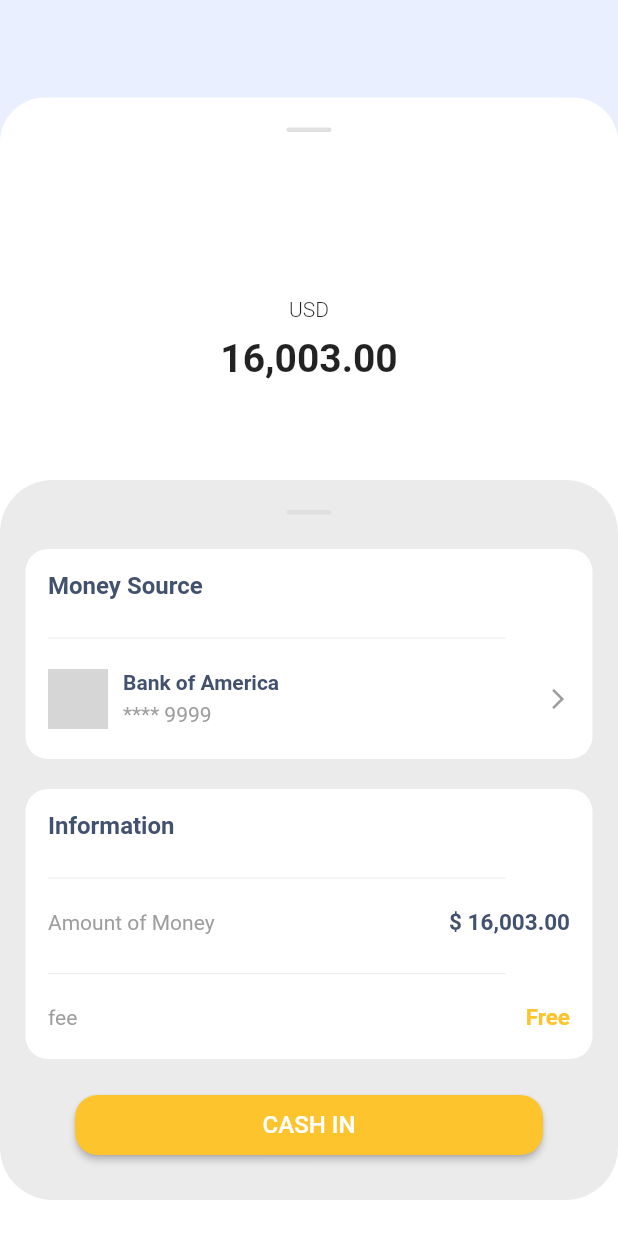
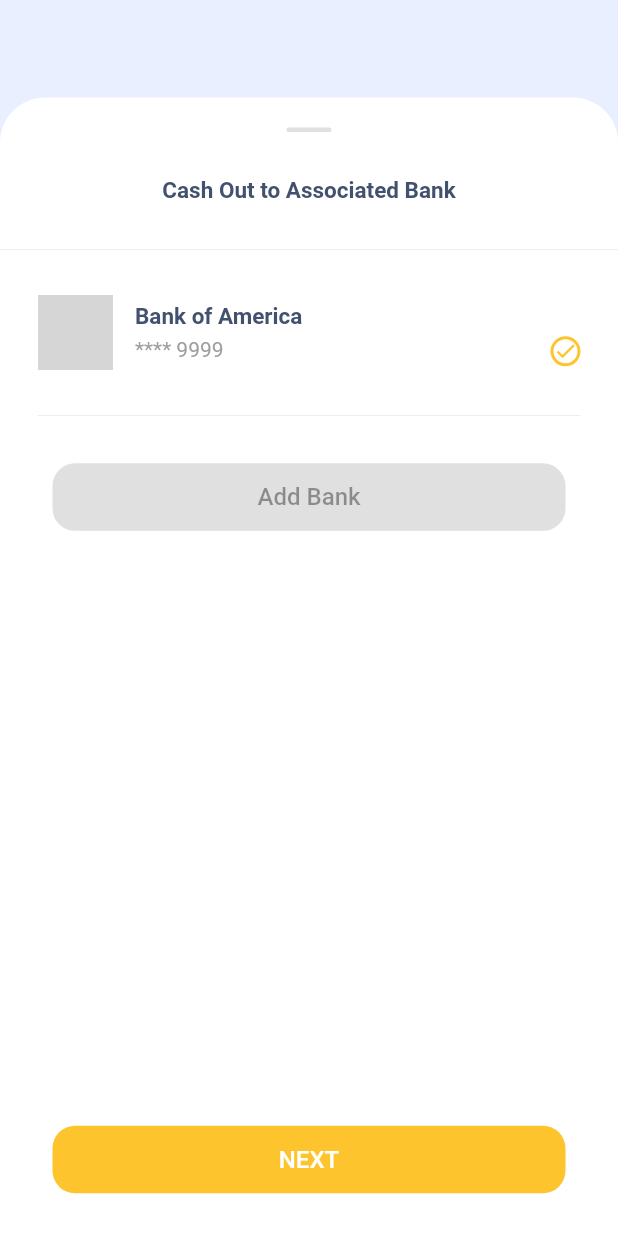
Before and after one commit to AhmedNasser1999/walt, a Flutter app: the screen it shows after launch, on a phone screen of 412 x 824 dp. Run offline on Flutter 3.47's test engine with Material 2 defaults, Android fonts, the phone set to English and light mode, and no system bars; our stand-ins replace hexcolor, intl_phone_field, pinput; missing offline and left inert: mask_input_formatter; grey boxes are pictures that could not be loaded.

Commit message:
abdo2=>20/7

```diff
--- a/lib/components/components.dart
+++ b/lib/components/components.dart
@@ -11,17 +11,80 @@ Padding buildCloseButton() {
     ),
   );
 }
-//j
+
+Container checkCircle() {
+  return Container(
+    margin: const EdgeInsets.only(top: 25),
+    height: 20,
+    width: 20,
+    decoration: BoxDecoration(
+        shape: BoxShape.circle,
+        border: Border.all(color: primaryColor, width: 2)),
+    child: Icon(
+      Icons.check,
+      color: primaryColor,
+      size: 16,
+    ),
+  );
+}
+
+Container divider1() {
+  return Container(
+    height: 1,
+    width: double.infinity,
+    color: Colors.grey[300],
+  );
+}
+
+Padding bankOfAmerica(widget) {
+  return Padding(
+      padding: const EdgeInsets.only(left: 25, right: 25),
+      child: Row(
+        crossAxisAlignment: CrossAxisAlignment.center,
+        children: [
+          Image.asset(
+            'assets/images/ambank.png',
+            height: 50,
+            width: 50,
+            fit: BoxFit.cover,
+          ),
+          const SizedBox(
+            width: 15,
+          ),
+          Column(
+            crossAxisAlignment: CrossAxisAlignment.start,
+            children: [
+              Text(
+                "Bank of America ",
+                style: TextStyle(
+                    fontSize: 15,
+                    color: iconColor,
+                    fontWeight: FontWeight.bold),
+              ),
+              const SizedBox(
+                height: 5,
+              ),
+              const Text(
+                "**** 9999 ",
+                style: TextStyle(color: Colors.grey),
+              )
+            ],
+          ),
+          const Spacer(),
+          InkWell(onTap: () {}, child: widget)
+        ],
+      ));
+}
 
 ElevatedButton buildElevatedButton(
-    {
-    required onPrimary,
+    {required onPrimary,
     required height,
     required width,
     required text,
     required onPressed}) {
   return ElevatedButton(
       style: ElevatedButton.styleFrom(
+          elevation: 0,
           primary: primaryColor,
           onPrimary: onPrimary,
           shape: RoundedRectangleBorder(
@@ -40,21 +103,27 @@ ElevatedButton buildElevatedButton(
       ));
 }
 
-navigatorTo(context,screen){
-  return Navigator.push(context, MaterialPageRoute(builder: (context)=>screen));
+navigatorTo(context, screen) {
+  return Navigator.push(
+      context, MaterialPageRoute(builder: (context) => screen));
 }
-MaskInputFormatter phoneFormatter=MaskInputFormatter(mask: '(+##) ### ### ###');
+
+MaskInputFormatter phoneFormatter =
+    MaskInputFormatter(mask: '(+##) ### ### ###');
+
 Text defaultText(text) {
-  return Text(text,style: TextStyle(
-      fontSize: 14,color:textColor,fontWeight: FontWeight.normal
-  ),);
+  return Text(
+    text,
+    style: TextStyle(
+        fontSize: 14, color: textColor, fontWeight: FontWeight.normal),
+  );
 }
+
 TextFormField buildTextFormFieldPassword(controller, ctx, onChange) {
   return TextFormField(
     onChanged: (val) {
       onChange(val);
     },
-
     obscureText: true,
     controller: controller,
     cursorColor: Colors.grey,
@@ -93,39 +162,31 @@ TextFormField buildTextFormFieldPassword(controller, ctx, onChange) {
     ),
   );
 }
-TextFormField buildTextForm(formatter,TextEditingController controller, hintText,ctx, onChange,keyboardType,preicon,obs,String text) {
+
+TextFormField buildTextForm(formatter, TextEditingController controller,
+    hintText, ctx, onChange, keyboardType, preicon, obs, String text) {
   return TextFormField(
     onChanged: (val) {
       onChange(val);
     },
-    inputFormatters: formatter?[phoneFormatter,]:null,
+    inputFormatters: formatter
+        ? [
+            phoneFormatter,
+          ]
+        : null,
     obscureText: obs,
     controller: controller,
     cursorColor: Colors.grey,
-    keyboardType:keyboardType ,
-
+    keyboardType: keyboardType,
     decoration: InputDecoration(
       hintText: hintText,
-      hintStyle: TextStyle(fontSize:13,color:textColor),
+      hintStyle: TextStyle(fontSize: 13, color: textColor),
       prefixIcon: Icon(
         preicon,
-        color:text.isNotEmpty?iconColor:Colors.grey ,
+        color: text.isNotEmpty ? iconColor : Colors.grey,
       ),
       filled: true,
-      suffix:text.isNotEmpty? Container(
-        margin: const EdgeInsets.only(
-          top: 25
-        ),
-        height: 20,width: 20,
-        decoration: BoxDecoration(
-          shape: BoxShape.circle,
-          border: Border.all(
-            color: primaryColor,
-            width: 1.5
-          )
-        ),
-        child: Icon(Icons.check,color: primaryColor,size: 16,),
-      ):null,
+      suffix: text.isNotEmpty ? checkCircle() : null,
       fillColor: Colors.black.withOpacity(0.05),
       border: OutlineInputBorder(
           borderRadius: BorderRadius.circular(15),
@@ -154,19 +215,62 @@ TextFormField buildTextForm(formatter,TextEditingController controller, hintText
     ),
   );
 }
+
 Container buildContainerDivider() {
   return Container(
     height: 3,
     width: 30,
     decoration: BoxDecoration(
-        color: Colors.grey[300],
-        borderRadius: BorderRadius.circular(5)),
+        color: Colors.grey[300], borderRadius: BorderRadius.circular(5)),
   );
 }
+
 Container myDivider() {
   return Container(
     height: 0.7,
-    width: 305,
+    width: double.infinity,
     color: Colors.grey[200],
   );
 }
+
+Row rowBandOfAmerica() {
+  return Row(
+    crossAxisAlignment: CrossAxisAlignment.center,
+    children: [
+      Image.asset(
+        'assets/images/ambank.png',
+        height: 40,
+        width: 40,
+        fit: BoxFit.cover,
+      ),
+      const SizedBox(
+        width: 10,
+      ),
+      Column(
+        crossAxisAlignment: CrossAxisAlignment.start,
+        children: [
+          Text(
+            "Bank of America ",
+            style: TextStyle(
+                fontSize: 14, color: iconColor, fontWeight: FontWeight.bold),
+          ),
+          const SizedBox(
+            height: 5,
+          ),
+          const Text(
+            "**** 9999 ",
+            style: TextStyle(color: Colors.grey),
+          )
+        ],
+      ),
+      const Spacer(),
+      InkWell(
+          onTap: () {},
+          child: const Icon(
+            Icons.arrow_forward_ios_sharp,
+            size: 16,
+            color: Colors.grey,
+          ))
+    ],
+  );
+}
--- a/lib/main.dart
+++ b/lib/main.dart
@@ -5,7 +5,10 @@
 import 'package:walt/screens/password_recovery/verifyidentity.dart';
 import 'package:walt/screens/top_up/confirm_toUP.dart';
 import 'package:walt/screens/top_up/popup.dart';
+import 'package:walt/screens/top_up/selectbank.dart';
 import 'package:walt/screens/top_up/top_up.dart';
+import 'package:walt/screens/top_up/transferdetails.dart';
+import 'package:walt/screens/top_up/withdraw.dart';
 
 void main() {
   runApp(const MyApp());
@@ -20,7 +23,7 @@
       theme: ThemeData(
 
       ),
-      home: ConfirmToUpScreen()
+      home: SelectBankScreen()
         ,
     );
   }
--- a/lib/screens/top_up/confirm_toUP.dart
+++ b/lib/screens/top_up/confirm_toUP.dart
@@ -83,47 +83,7 @@ class ConfirmToUpScreen extends StatelessWidget {
                         const SizedBox(
                           height: 20,
                         ),
-                        Row(
-                          crossAxisAlignment: CrossAxisAlignment.center,
-                          children: [
-                            Image.asset(
-                              'assets/images/ambank.png',
-                              height: 40,
-                              width: 40,
-                              fit: BoxFit.cover,
-                            ),
-                            const SizedBox(
-                              width: 10,
-                            ),
-                            Column(
-                              crossAxisAlignment: CrossAxisAlignment.start,
-                              children: [
-                                Text(
-                                  "Bank of America ",
-                                  style: TextStyle(
-                                      fontSize: 14,
-                                      color: iconColor,
-                                      fontWeight: FontWeight.bold),
-                                ),
-                                const SizedBox(
-                                  height: 5,
-                                ),
-                                const Text(
-                                  "**** 9999 ",
-                                  style: TextStyle(color: Colors.grey),
-                                )
-                              ],
-                            ),
-                            const Spacer(),
-                            InkWell(
-                                onTap: () {},
-                                child: const Icon(
-                                  Icons.arrow_forward_ios_sharp,
-                                  size: 16,
-                                  color: Colors.grey,
-                                ))
-                          ],
-                        )
+                        rowBandOfAmerica()
                       ],
                     ),
                   ),
@@ -219,4 +179,6 @@ class ConfirmToUpScreen extends StatelessWidget {
       ),
     );
   }
+
+
 }
--- /dev/null
+++ b/lib/screens/top_up/selectbank.dart
@@ -0,0 +1,77 @@
+import 'package:flutter/material.dart';
+
+import '../../components/colors.dart';
+import '../../components/components.dart';
+class SelectBankScreen extends StatelessWidget {
+  const SelectBankScreen({Key? key}) : super(key: key);
+
+  @override
+  Widget build(BuildContext context) {
+    return Scaffold(
+      backgroundColor: backColor,
+      body: Container(
+        width: double.infinity,
+        margin: const EdgeInsets.only(top: 65),
+        decoration: const BoxDecoration(
+          color: Colors.white,
+          borderRadius: BorderRadius.only(
+            topLeft: Radius.circular(30),
+            topRight: Radius.circular(30),
+          ),
+        ),
+        child: Column(
+          crossAxisAlignment: CrossAxisAlignment.center,
+          children: [
+            const SizedBox(
+              height: 20,
+            ),
+            Center(child: buildContainerDivider()),
+           const SizedBox(height: 30,),
+            Text("Cash Out to Associated Bank",style:
+              TextStyle(
+                fontSize: 15,color: iconColor,
+                fontWeight: FontWeight.bold
+              ),),
+            const  SizedBox(height: 30,),
+            myDivider(),
+            const SizedBox(height: 30,),
+            bankOfAmerica(checkCircle(),),
+            const  SizedBox(height: 30,),
+            Padding(
+                padding:const EdgeInsets.symmetric(
+                  horizontal: 25
+                ),
+                child: myDivider()),
+            const  SizedBox(height: 30,),
+            Padding(
+              padding: const EdgeInsets.only(left: 25, right: 25, bottom: 27),
+              child: buildElevatedButton(
+                  onPrimary:iconColor,
+                  height: 45.0,
+                  width: 310.0,
+                  text: 'Add Bank',
+                  onPressed:false?(){}:null,
+            ),),
+           const Spacer(),
+            Padding(
+              padding: const EdgeInsets.only(left: 25, right: 25, bottom: 27),
+              child: buildElevatedButton(
+                onPrimary:Colors.white,
+                height: 45.0,
+                width: 310.0,
+                text: 'NEXT',
+                onPressed:(){
+
+                },
+              ),),
+
+
+
+          ],
+        ),
+      ),
+    );
+  }
+
+
+}
```
Also changed, not shown: lib/screens/top_up/transfer_popup.dart (added, +192 -0 lines), lib/screens/top_up/transferdetails.dart (added, +123 -0 lines), lib/screens/top_up/withdraw.dart (added, +118 -0 lines).
